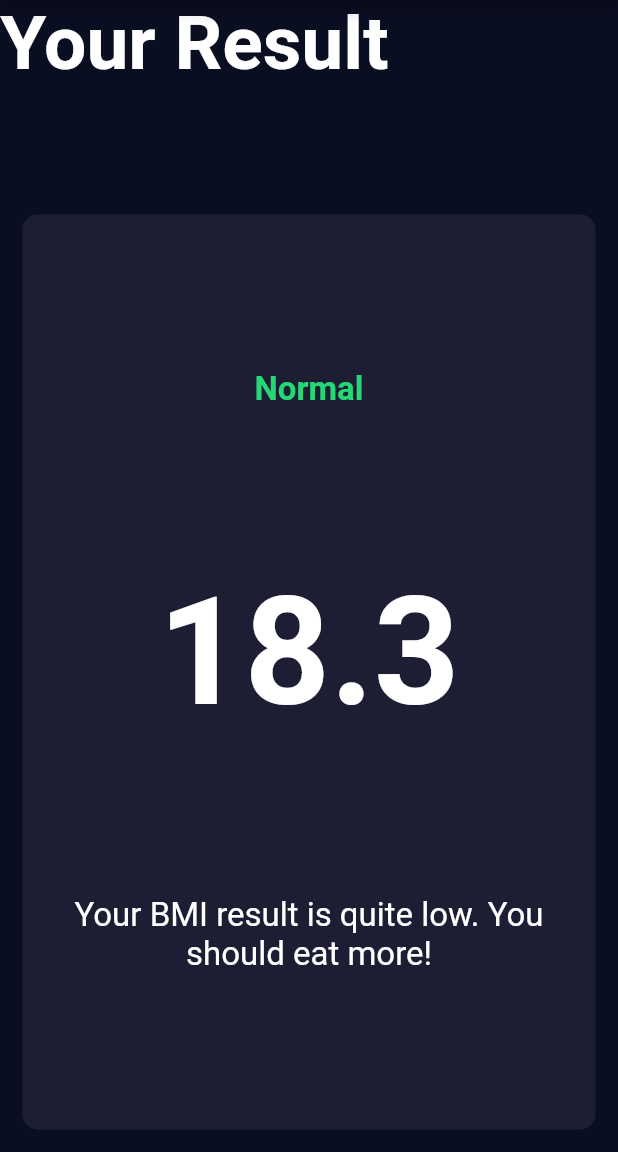
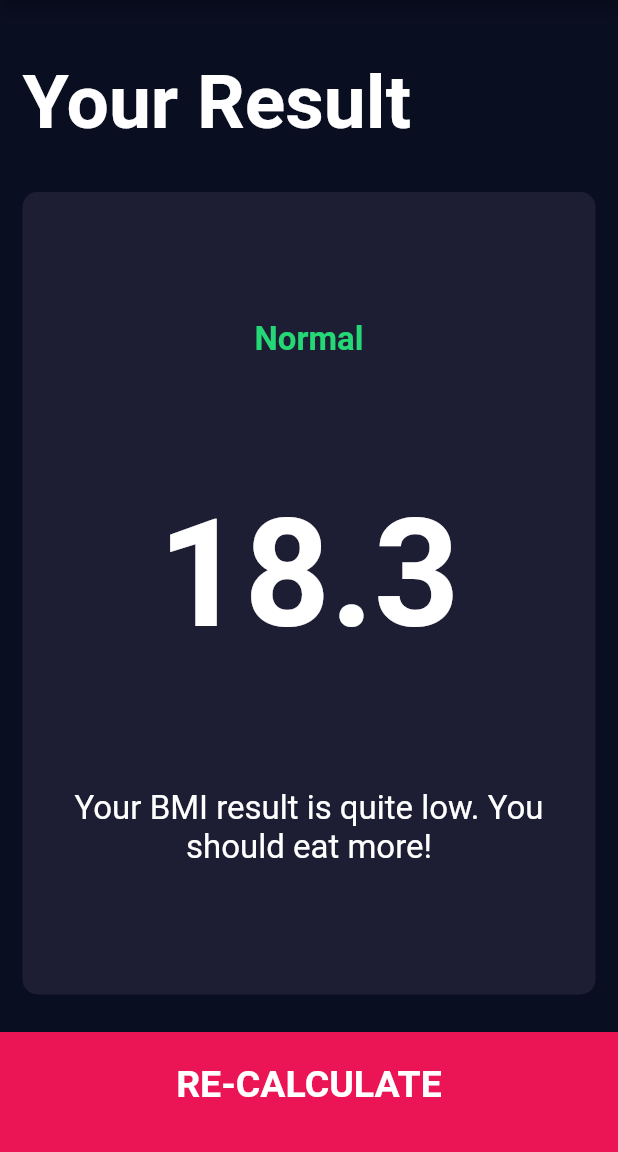
Before and after one commit to ssk-karna/bmi-calculator, a Flutter app: the ResultsPage screen opened directly, on a phone screen of 412 x 824 dp, the part 84-1236 px from its top. Run offline on Flutter 3.47's test engine with Material 2 defaults, Android fonts, the phone set to English and light mode, and no system bars; our stand-ins replace font_awesome_flutter.

Commit message:
Created custom BottomButton Widget

```diff
--- /dev/null
+++ b/lib/components/bottom_button.dart
@@ -0,0 +1,31 @@
+import 'package:flutter/material.dart';
+import 'package:bmi_calculator/constants.dart';
+
+class BottomButton extends StatelessWidget {
+  BottomButton(this.onTap, this.buttonTitle);
+
+  final Function onTap;
+  final String buttonTitle;
+
+  @override
+  Widget build(BuildContext context) {
+    return GestureDetector(
+      onTap: () {
+        onTap;
+        //
+      },
+      child: Container(
+        child: Center(
+            child: Text(
+              buttonTitle,
+              style: kLargeButtonTextStyle,
+            )),
+        color: kBottomContainerColour,
+        margin: EdgeInsets.only(top: 10),
+        padding: EdgeInsets.only(bottom: 10.0),
+        width: double.infinity,
+        height: kBottomContainerHeight,
+      ),
+    );
+  }
+}
--- a/lib/icon_content.dart
+++ b/lib/components/icon_content.dart
@@ -1,5 +1,5 @@
 import 'package:flutter/material.dart';
-import 'constants.dart';
+import '../constants.dart';
 
 
 class IconContent extends StatelessWidget {
--- a/lib/main.dart
+++ b/lib/main.dart
@@ -1,5 +1,5 @@
 import 'package:flutter/material.dart';
-import 'input_page.dart';
+import 'screens/input_page.dart';
 
 void main() => runApp(BMICalculator());
 
--- a/lib/results_page.dart
+++ b/lib/screens/results_page.dart
@@ -1,6 +1,7 @@
-import 'package:bmi_calculator/reusable_card.dart';
+import 'package:bmi_calculator/components/bottom_button.dart';
+import 'package:bmi_calculator/components/reusable_card.dart';
 import 'package:flutter/material.dart';
-import 'constants.dart';
+import '../constants.dart';
 
 class ResultsPage extends StatelessWidget {
   const ResultsPage({Key? key}) : super(key: key);
@@ -16,6 +17,8 @@ class ResultsPage extends StatelessWidget {
         crossAxisAlignment: CrossAxisAlignment.stretch,
         children: <Widget>[
           Expanded(child: Container(
+            padding: EdgeInsets.all(15.0),
+            alignment: Alignment.bottomLeft,
             child: Text('Your Result',style : kTitleTextStyle),
           )
           ),
@@ -36,6 +39,9 @@ class ResultsPage extends StatelessWidget {
               ),
             ),
           ),
+          BottomButton((){
+            Navigator.pop(context);
+          }, 'RE-CALCULATE')
         ],
       ),
     );
```
Also changed, not shown: lib/components/round_icon_button.dart (added, +23 -0 lines), lib/screens/input_page.dart (renamed from lib/input_page.dart, +55 -72 lines), lib/components/reusable_card.dart (renamed from lib/reusable_card.dart).
